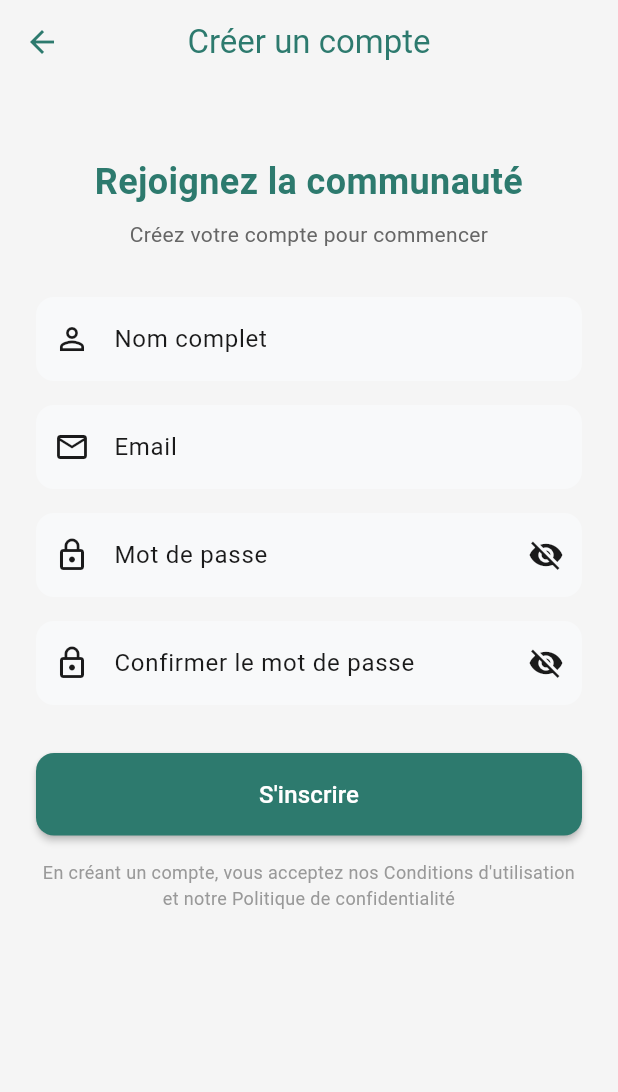
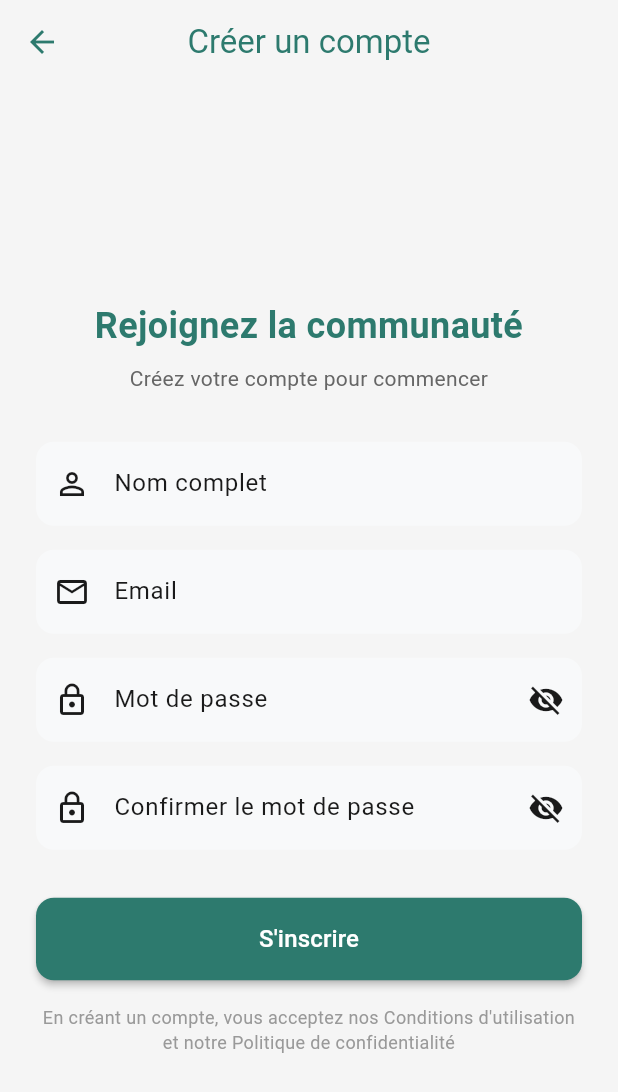
Before and after one commit to TeddyPandas/silkoul_ahzabou, a Flutter app: the SignupScreen screen opened directly, on a phone screen of 412 x 824 dp. Shown: the top 1092 px of the screen. Run offline on Flutter 3.47's test engine with Material 3 defaults, Android fonts, the phone set to English and light mode, and no system bars; our stand-ins replace app_links, file_picker, flutter_animate, flutter_dotenv, flutter_html, flutter_local_notifications and 10 more; missing offline and left inert: audio_session; accounts and stored records are empty; network calls fail.

Commit message:
add responsiveness to login/signin

```diff
--- a/lib/screens/auth/signup_screen.dart
+++ b/lib/screens/auth/signup_screen.dart
@@ -4,6 +4,7 @@ import '../../config/app_theme.dart';
 import '../../config/app_constants.dart';
 import '../../providers/auth_provider.dart';
 import '../home/home_screen.dart';
+import 'package:flutter/foundation.dart' show kIsWeb;
 
 class SignupScreen extends StatefulWidget {
   const SignupScreen({super.key});
@@ -82,7 +83,27 @@ class _SignupScreenState extends State<SignupScreen> {
         elevation: 0,
       ),
       body: SafeArea(
-        child: SingleChildScrollView(
+        child: Center(
+          child: ConstrainedBox(
+            constraints: const BoxConstraints(maxWidth: 500),
+            child: kIsWeb
+                ? Card(
+                    elevation: 4,
+                    margin: const EdgeInsets.all(AppConstants.paddingLarge),
+                    shape: RoundedRectangleBorder(
+                      borderRadius: BorderRadius.circular(16),
+                    ),
+                    child: _buildSignupForm(),
+                  )
+                : _buildSignupForm(),
+          ),
+        ),
+      ),
+    );
+  }
+
+  Widget _buildSignupForm() {
+    return SingleChildScrollView(
       padding: const EdgeInsets.all(AppConstants.paddingLarge),
       child: Form(
         key: _formKey,
@@ -258,8 +279,6 @@ class _SignupScreenState extends State<SignupScreen> {
           ],
         ),
       ),
-        ),
-      ),
     );
   }
 }
```
Also changed, not shown: lib/screens/auth/login_screen.dart (+21 -3 lines). Lines whose indentation alone changed are shown as unchanged.
